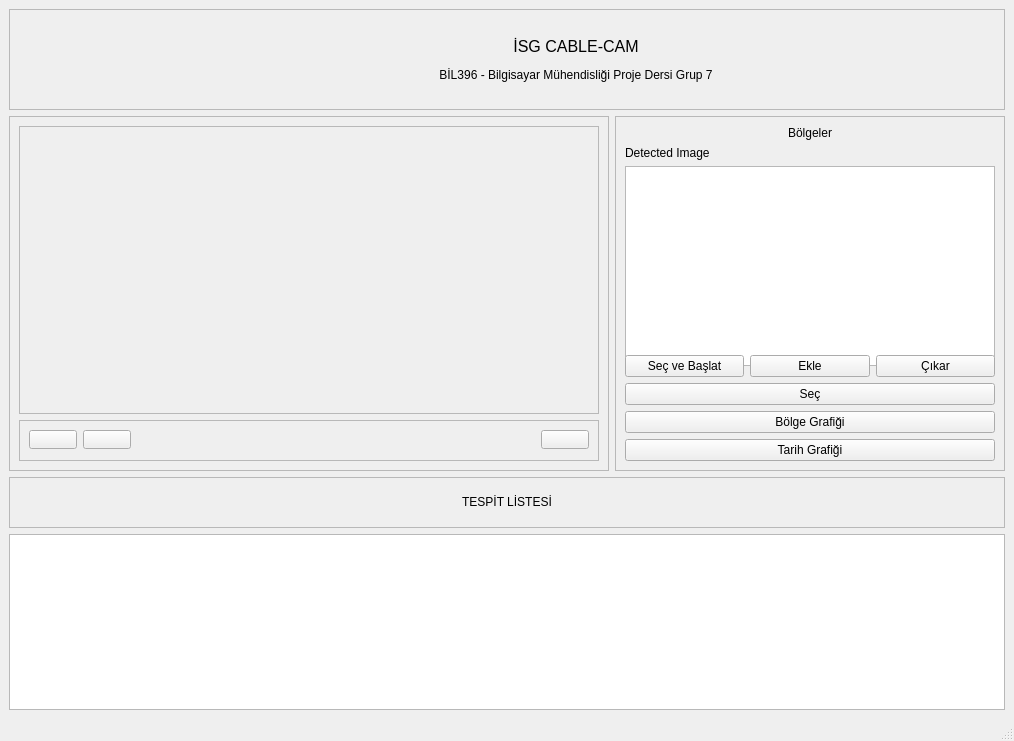
Before: the Qt Designer form projeGui(Qt Creator Ubuntu)/proje_gui/secondwindow.ui in BurakAkten/Project-Group7, drawn with Qt 5.
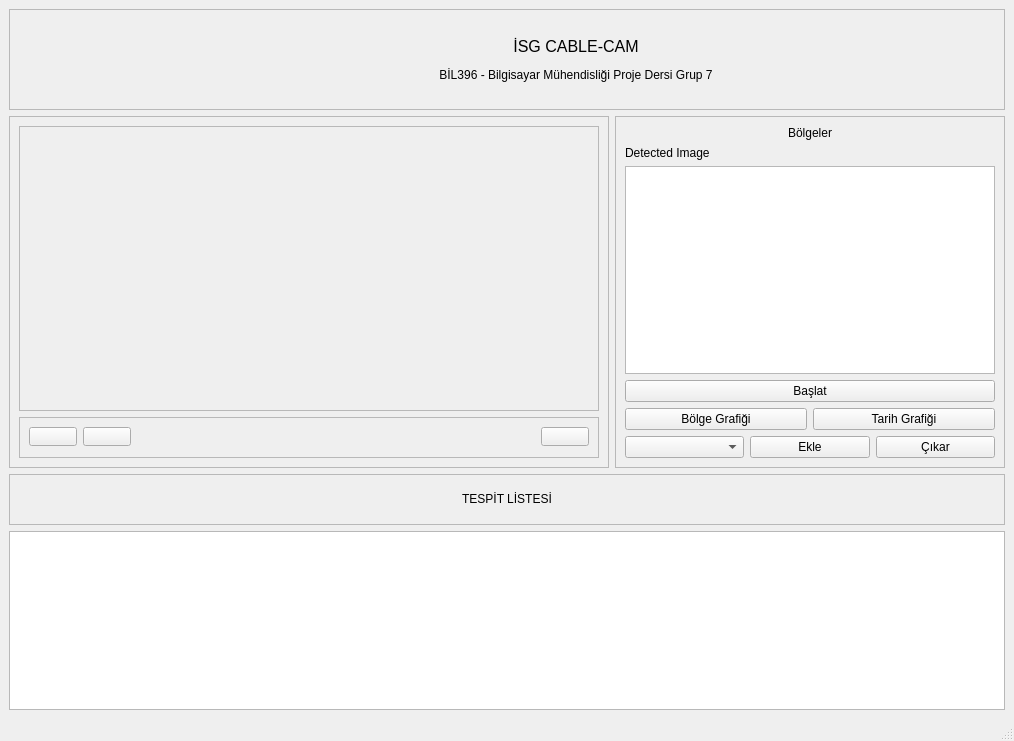
After: the same form once the commit is applied.

Commit message: edit region, comboBox

```diff
--- a/projeGui(Qt Creator Ubuntu)/proje_gui/secondwindow.ui
+++ b/projeGui(Qt Creator Ubuntu)/proje_gui/secondwindow.ui
@@ -98,9 +98,9 @@
        </widget>
       </item>
       <item>
-       <layout class="QHBoxLayout" name="horizontalLayout_6">
+       <layout class="QHBoxLayout" name="horizontalLayout_7">
         <item>
-         <widget class="QFrame" name="frame">
+         <widget class="QFrame" name="videoPart">
           <property name="minimumSize">
            <size>
             <width>600</width>
@@ -137,7 +137,7 @@
                 <enum>QFrame::Raised</enum>
                </property>
                <layout class="QGridLayout" name="gridLayout_6">
-                <item row="0" column="0">
+                <item row="0" column="1">
                  <widget class="QLabel" name="video">
                   <property name="minimumSize">
                    <size>
@@ -257,7 +257,7 @@
          </widget>
         </item>
         <item>
-         <widget class="QFrame" name="frame_3">
+         <widget class="QFrame" name="managePart">
           <property name="minimumSize">
            <size>
             <width>386</width>
@@ -277,7 +277,7 @@
            <enum>QFrame::Raised</enum>
           </property>
           <layout class="QGridLayout" name="gridLayout_2">
-           <item row="1" column="0">
+           <item row="0" column="0">
             <layout class="QVBoxLayout" name="verticalLayout_2">
              <item>
               <layout class="QVBoxLayout" name="verticalLayout">
@@ -323,12 +323,37 @@
                </item>
               </layout>
              </item>
+             <item>
+              <widget class="QPushButton" name="baslat">
+               <property name="text">
+                <string>Başlat</string>
+               </property>
+              </widget>
+             </item>
+             <item>
+              <layout class="QHBoxLayout" name="horizontalLayout_6">
+               <item>
+                <widget class="QPushButton" name="bolgeGrafigi">
+                 <property name="text">
+                  <string>Bölge Grafiği</string>
+                 </property>
+                </widget>
+               </item>
+               <item>
+                <widget class="QPushButton" name="openDateGraph">
+                 <property name="text">
+                  <string>Tarih Grafiği</string>
+                 </property>
+                </widget>
+               </item>
+              </layout>
+             </item>
              <item>
               <layout class="QHBoxLayout" name="horizontalLayout_5">
                <item>
-                <widget class="QPushButton" name="secVeBaslat">
-                 <property name="text">
-                  <string>Seç ve Başlat</string>
+                <widget class="QComboBox" name="comboBox">
+                 <property name="currentText">
+                  <string/>
                  </property>
                 </widget>
                </item>
@@ -348,27 +373,6 @@
                </item>
               </layout>
              </item>
-             <item>
-              <widget class="QPushButton" name="sec">
-               <property name="text">
-                <string>Seç</string>
-               </property>
-              </widget>
-             </item>
-             <item>
-              <widget class="QPushButton" name="bolgeGrafigi">
-               <property name="text">
-                <string>Bölge Grafiği</string>
-               </property>
-              </widget>
-             </item>
-             <item>
-              <widget class="QPushButton" name="openDateGraph">
-               <property name="text">
-                <string>Tarih Grafiği</string>
-               </property>
-              </widget>
-             </item>
             </layout>
            </item>
           </layout>
```
Left out of the diff: 2 changed lines with no effect on the pictures. The commit also changes 7 other files.
